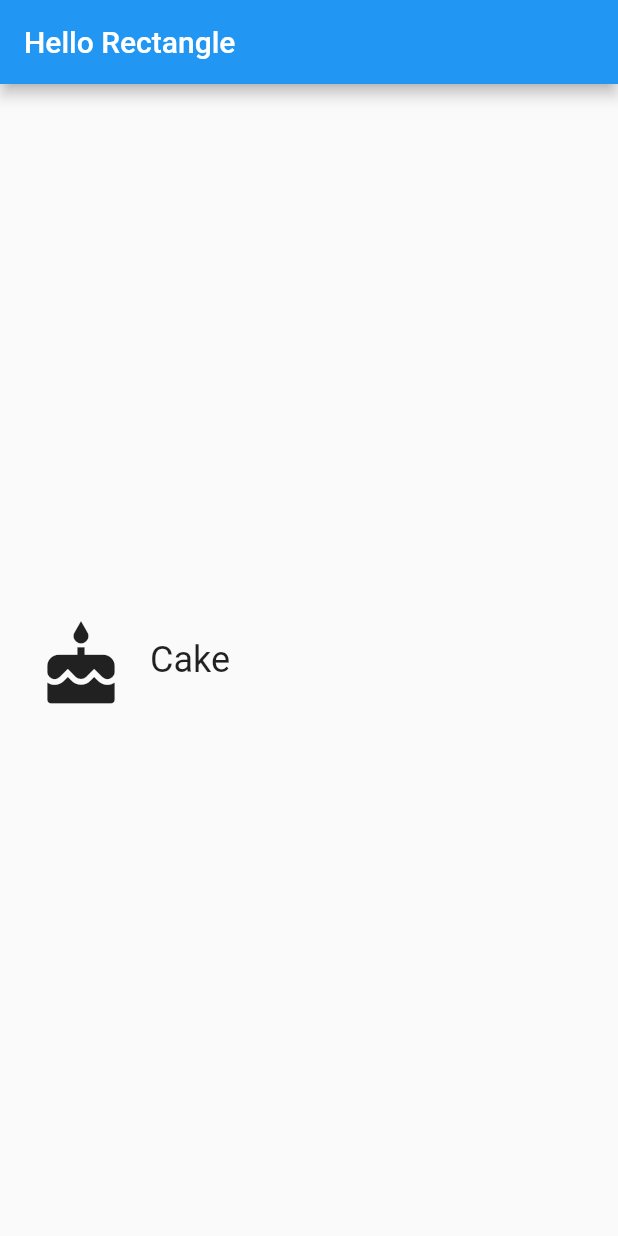
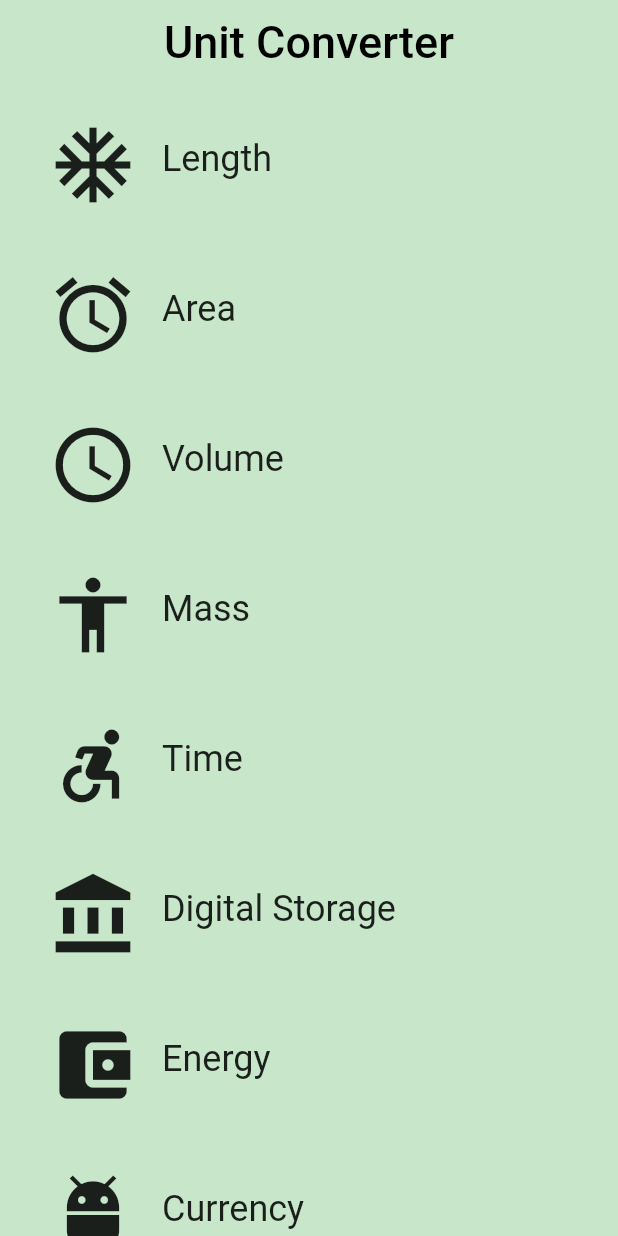
Before and after one commit to AliRadmanesh/flutter-simple-converter-app, a Flutter app: the screen it shows after launch, on a phone screen of 412 x 824 dp. Run offline on Flutter 3.47's test engine with Material 2 defaults, Android fonts, the phone set to English and light mode, and no system bars.

Commit message:
Building skeleton of home page

```diff
--- a/lib/category.dart
+++ b/lib/category.dart
@@ -20,7 +20,7 @@ class Category extends StatelessWidget {
   /// A [Category] saves the name of the category (e.g. 'Length'), its color for
   /// the UI, and the icon that represents it (e.g. ruler).
   /// While the @required checks for whether a named parameter is passed in,
-  /// it doen't check whether the object passed in is null; We check that
+  /// it doesn't check whether the object passed in is null; We check that
   /// in the assert statement.
   const Category({
     Key key,
@@ -47,7 +47,7 @@ class Category extends StatelessWidget {
           // We can use either the `() => function()` or the ` () { function(); }`
           // syntax in onTap property.
           onTap: () {
-            print("I was tapped!");
+            print('I was tapped!');
           },
           child: Padding(
             padding: EdgeInsets.all(_rowPadding),
--- /dev/null
+++ b/lib/category_route.dart
@@ -0,0 +1,96 @@
+import 'package:flutter/material.dart';
+
+import 'package:hello_rectangle/category.dart';
+
+final _backgroundColor = Colors.green[100];
+
+/// Category Route (screen).
+///
+/// This is the 'home' screen of the Unit Converter. It shows a header and
+/// a list of [Categories].
+///
+/// While it is named CategoryRoute, a more apt name would be CategoryScreen,
+/// because it is responsible for the UI at the route's destination.
+class CategoryRoute extends StatelessWidget {
+  const CategoryRoute();
+
+  static const _categoryNames = <String>[
+    'Length',
+    'Area',
+    'Volume',
+    'Mass',
+    'Time',
+    'Digital Storage',
+    'Energy',
+    'Currency',
+  ];
+
+  static const _baseColors = <Color>[
+    Colors.teal,
+    Colors.orange,
+    Colors.pinkAccent,
+    Colors.blueAccent,
+    Colors.yellow,
+    Colors.greenAccent,
+    Colors.purpleAccent,
+    Colors.red,
+  ];
+
+  static const _categoryIcons = [
+    Icons.ac_unit,
+    Icons.access_alarm,
+    Icons.access_time,
+    Icons.accessibility,
+    Icons.accessible_forward,
+    Icons.account_balance,
+    Icons.account_balance_wallet,
+    Icons.adb,
+  ];
+
+  /// Makes the correct number of rows for the list view.
+  ///
+  /// For portrait, we construct a [ListView] from the list of category widgets.
+  Widget _buildCategoryWidgets(List<Widget> categories) {
+    return ListView.builder(
+      itemBuilder: (BuildContext context, int index) => categories[index],
+      itemCount: categories.length,
+    );
+  }
+
+  @override
+  Widget build(BuildContext context) {
+    final categories = <Category>[];
+
+    for (var i = 0; i < _categoryNames.length; i++) {
+      categories.add(Category(
+        name: _categoryNames[i],
+        color: _baseColors[i],
+        iconLocation: _categoryIcons[i],
+      ));
+    }
+
+    final listView = Container(
+      color: _backgroundColor,
+      padding: EdgeInsets.symmetric(horizontal: 8.0),
+      child: _buildCategoryWidgets(categories),
+    );
+
+    final appBar = AppBar(
+      elevation: 0.0,
+      title: Text(
+        'Unit Converter',
+        style: TextStyle(
+          color: Colors.black,
+          fontSize: 30.0,
+        ),
+      ),
+      centerTitle: true,
+      backgroundColor: _backgroundColor,
+    );
+
+    return Scaffold(
+      appBar: appBar,
+      body: listView,
+    );
+  }
+}
--- a/lib/main.dart
+++ b/lib/main.dart
@@ -1,31 +1,21 @@
 import 'package:flutter/material.dart';
-import 'package:hello_rectangle/category.dart';
 
-const _categoryName = 'Cake';
-const _categoryIcon = Icons.cake;
-const _categoryColor = Colors.green;
+import 'package:hello_rectangle/category_route.dart';
 
+/// The function that is called when main.dart is run.
 void main() {
   runApp(UnitConverterApp());
 }
 
+/// This widget is the root of our application.
+/// The first screen we see is a list [Categories].
 class UnitConverterApp extends StatelessWidget {
   @override
   Widget build(BuildContext context) {
     return MaterialApp(
       debugShowCheckedModeBanner: false,
-      title: 'Hello Rectangle',
-      home: Scaffold(
-        appBar: AppBar(
-          title: Text('Hello Rectangle'),
-        ),
-        body: Center(
-          child: Category(
-              name: _categoryName,
-              color: _categoryColor,
-              iconLocation: _categoryIcon),
-        ),
-      ),
+      title: 'Unit Converter',
+      home: CategoryRoute(),
     );
   }
 }
```
